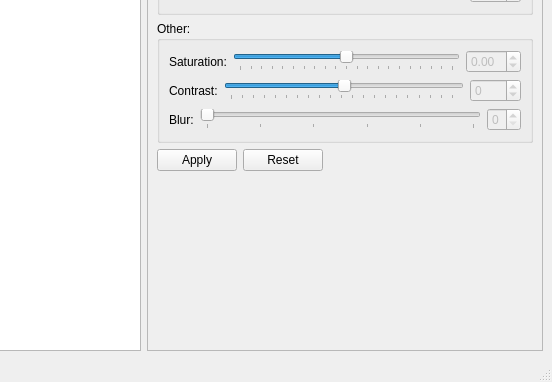
abansal755/Image-Editor, file mainwindow.ui: the form before one commit; both pictures show x 532 to 1084 and y 271 to 653 of the 1084 by 653 pixel window.
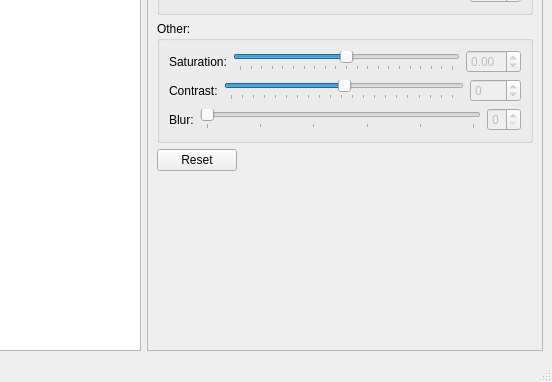
The form after the commit. Custom widgets are drawn as their Qt base class.

```diff
--- a/mainwindow.ui
+++ b/mainwindow.ui
@@ -550,22 +550,6 @@
         </item>
         <item>
          <layout class="QHBoxLayout" name="horizontalLayout_3">
-          <item>
-           <widget class="QPushButton" name="pushButton">
-            <property name="enabled">
-             <bool>true</bool>
-            </property>
-            <property name="sizePolicy">
-             <sizepolicy hsizetype="Preferred" vsizetype="Preferred">
-              <horstretch>0</horstretch>
-              <verstretch>0</verstretch>
-             </sizepolicy>
-            </property>
-            <property name="text">
-             <string>Apply</string>
-            </property>
-           </widget>
-          </item>
           <item>
            <widget class="QPushButton" name="pushButton_3">
             <property name="enabled">
```
